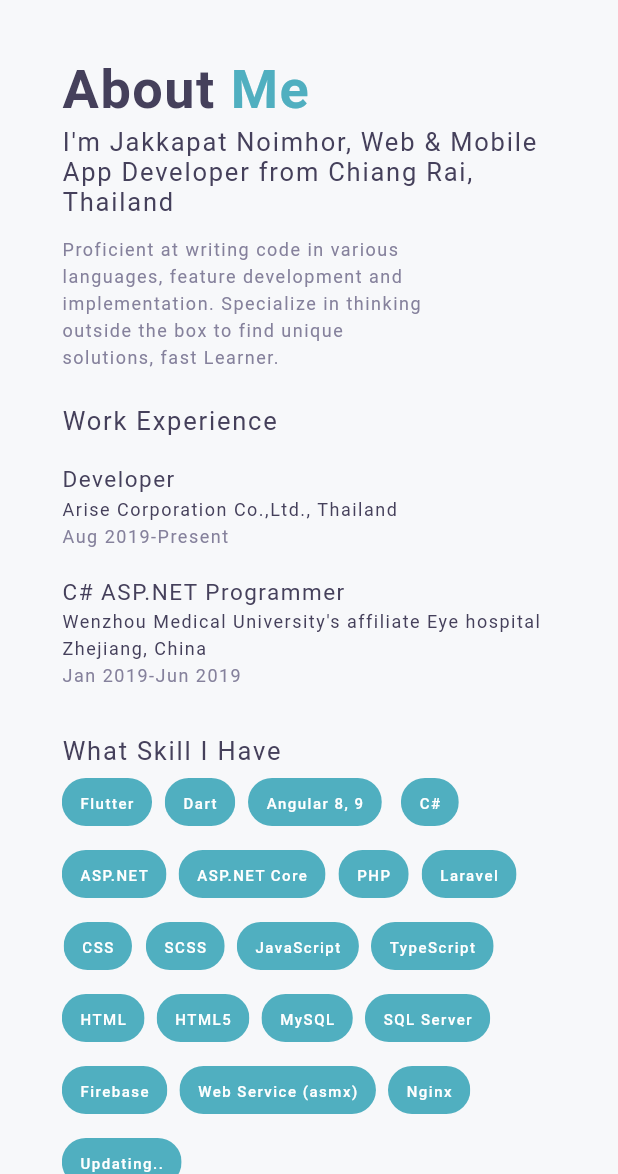
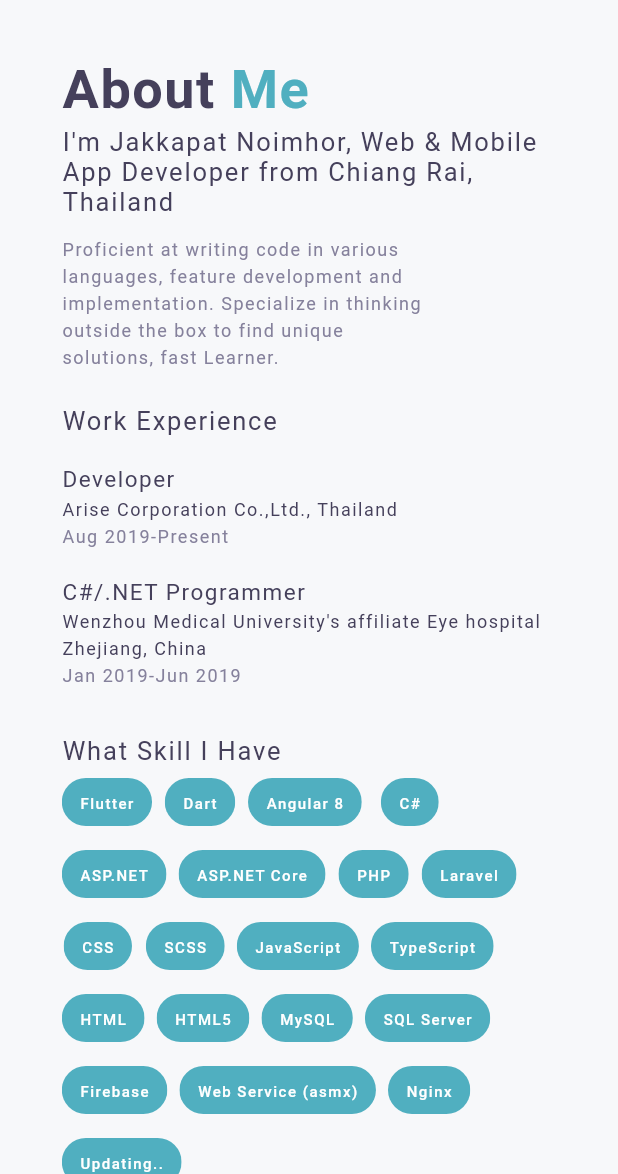
Before and after one commit to MangoStick/portfolio, a Flutter app: the screen it shows after launch, on a phone screen of 412 x 824 dp, the part 62-1236 px from its top. Run offline on Flutter 3.47's test engine with Material 2 defaults, Android fonts, the phone set to English and light mode, and no system bars; our stand-ins replace font_awesome_flutter; missing offline and left inert: dart:html; Roboto replaces fonts that are missing (NexaBold, NexaLight, ProductSans).

Commit message:
Update home.dart

```diff
--- a/lib/ui/home.dart
+++ b/lib/ui/home.dart
@@ -290,7 +290,7 @@ class HomePage extends StatelessWidget {
   final skills = [
     'Flutter',
     'Dart',
-    'Angular 8, 9',
+    'Angular 8',
     'C#',
     'ASP.NET',
     'ASP.NET Core',
@@ -360,7 +360,7 @@ class HomePage extends StatelessWidget {
       'Jan 2019',
       'Jun 2019',
       'Wenzhou Medical University\'s affiliate Eye hospital Zhejiang, China',
-      'C# ASP.NET Programmer',
+      'C#/.NET Programmer',
     ),
   ];
 
```
